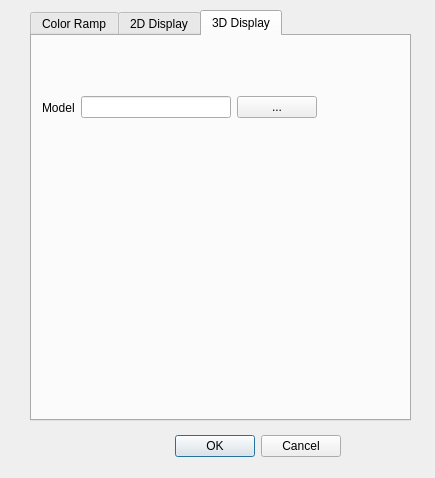
Qt form cassandra/uis/RasterConfigurator.ui (xrubio/pandora) before a commit.
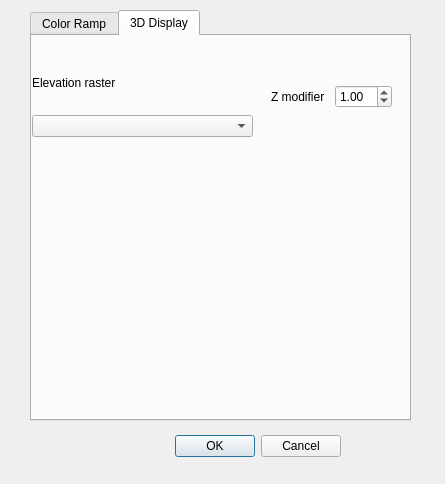
The same form after that commit. The open tabs and pages were chosen to show the change.

Commit message: + every raster loads a different elevation model

Patch:
```diff
--- a/cassandra/uis/RasterConfigurator.ui
+++ b/cassandra/uis/RasterConfigurator.ui
@@ -9,8 +9,8 @@
    <rect>
     <x>0</x>
     <y>0</y>
-    <width>435</width>
-    <height>478</height>
+    <width>445</width>
+    <height>484</height>
    </rect>
   </property>
   <property name="windowTitle">
@@ -82,11 +82,6 @@
      </layout>
     </widget>
    </widget>
-   <widget class="QWidget" name="Display2D">
-    <attribute name="title">
-     <string>2D Display</string>
-    </attribute>
-   </widget>
    <widget class="QWidget" name="Display3D">
     <attribute name="title">
      <string>3D Display</string>
@@ -94,34 +89,67 @@
     <widget class="QWidget" name="horizontalLayoutWidget_6">
      <property name="geometry">
       <rect>
-       <x>10</x>
-       <y>40</y>
-       <width>275</width>
-       <height>63</height>
+       <x>0</x>
+       <y>20</y>
+       <width>221</width>
+       <height>81</height>
       </rect>
      </property>
-     <layout class="QHBoxLayout" name="horizontalLayout_6">
+     <layout class="QVBoxLayout" name="verticalLayout">
       <item>
        <widget class="QLabel" name="label">
         <property name="text">
-         <string>Model</string>
+         <string>Elevation raster</string>
         </property>
        </widget>
       </item>
       <item>
-       <widget class="QLineEdit" name="model3DFilename">
-        <property name="enabled">
-         <bool>true</bool>
-        </property>
-        <property name="readOnly">
-         <bool>true</bool>
-        </property>
-       </widget>
+       <widget class="QComboBox" name="elevationRaster"/>
       </item>
+     </layout>
+    </widget>
+    <widget class="QWidget" name="horizontalLayoutWidget_2">
+     <property name="geometry">
+      <rect>
+       <x>239</x>
+       <y>20</y>
+       <width>121</width>
+       <height>81</height>
+      </rect>
+     </property>
+     <layout class="QHBoxLayout" name="horizontalLayout_2">
       <item>
-       <widget class="QPushButton" name="model3DButton">
+       <widget class="QLabel" name="label_2">
+        <property name="minimumSize">
+         <size>
+          <width>94</width>
+          <height>0</height>
+         </size>
+        </property>
+        <property name="maximumSize">
+         <size>
+          <width>94</width>
+          <height>16777215</height>
+         </size>
+        </property>
         <property name="text">
-         <string>...</string>
+         <string>Z modifier</string>
+        </property>
+       </widget>
+      </item>
+      <item>
+       <widget class="QDoubleSpinBox" name="elevationExaggeration">
+        <property name="maximumSize">
+         <size>
+          <width>60</width>
+          <height>16777215</height>
+         </size>
+        </property>
+        <property name="minimum">
+         <double>0.010000000000000</double>
+        </property>
+        <property name="value">
+         <double>1.000000000000000</double>
         </property>
        </widget>
       </item>
```
Left out of the diff: 4 changed lines with no effect on the pictures. The commit also changes 12 other files.
